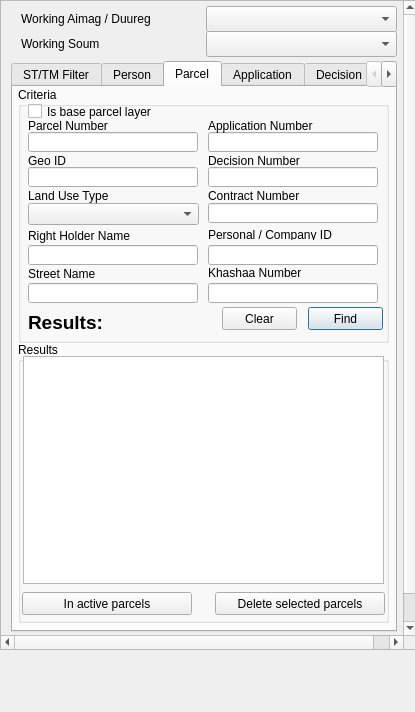
teamlm2/lm2_mgis, file view/NavigatorWidget.ui: the form before one commit.
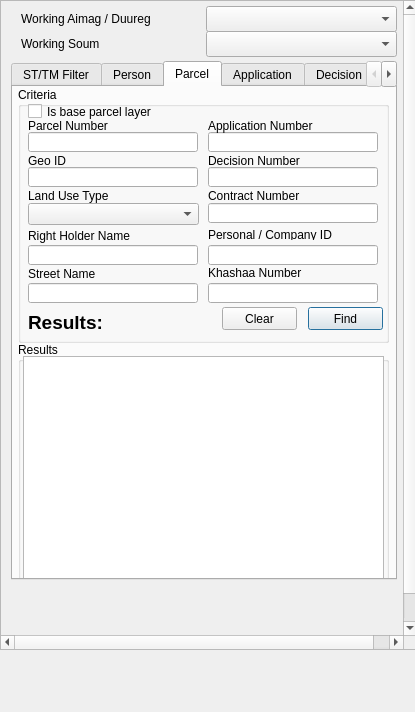
The form after the commit. The open tabs and pages were chosen to show the change.

What changed in the file:
```diff
--- a/view/NavigatorWidget.ui
+++ b/view/NavigatorWidget.ui
@@ -83,7 +83,7 @@
         <x>10</x>
         <y>60</y>
         <width>386</width>
-        <height>571</height>
+        <height>519</height>
        </rect>
       </property>
       <property name="maximumSize">
@@ -1250,7 +1250,7 @@
           <x>5</x>
           <y>255</y>
           <width>371</width>
-          <height>281</height>
+          <height>274</height>
          </rect>
         </property>
         <property name="title">
@@ -1276,7 +1276,7 @@
          <property name="geometry">
           <rect>
            <x>197</x>
-           <y>250</y>
+           <y>246</y>
            <width>170</width>
            <height>23</height>
           </rect>
@@ -1289,7 +1289,7 @@
          <property name="geometry">
           <rect>
            <x>4</x>
-           <y>250</y>
+           <y>246</y>
            <width>170</width>
            <height>23</height>
           </rect>
@@ -3905,7 +3905,7 @@
       <property name="geometry">
        <rect>
         <x>10</x>
-        <y>640</y>
+        <y>576</y>
         <width>381</width>
         <height>21</height>
        </rect>
```
Left out of the diff: 14 changed lines with no effect on the pictures.
